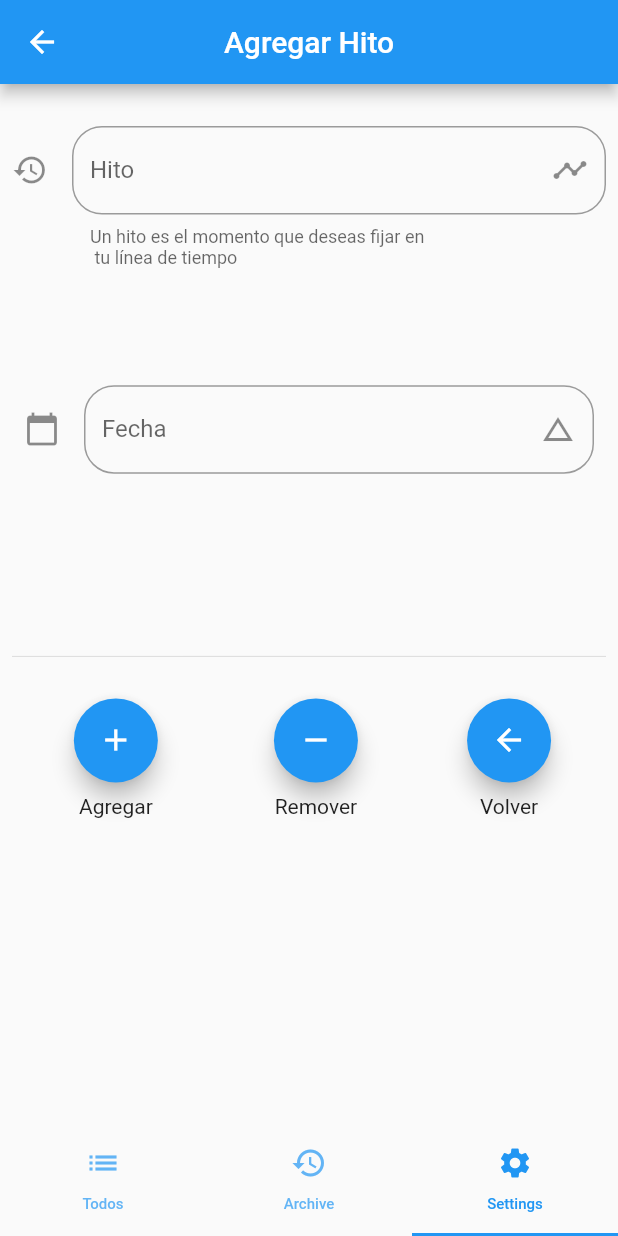
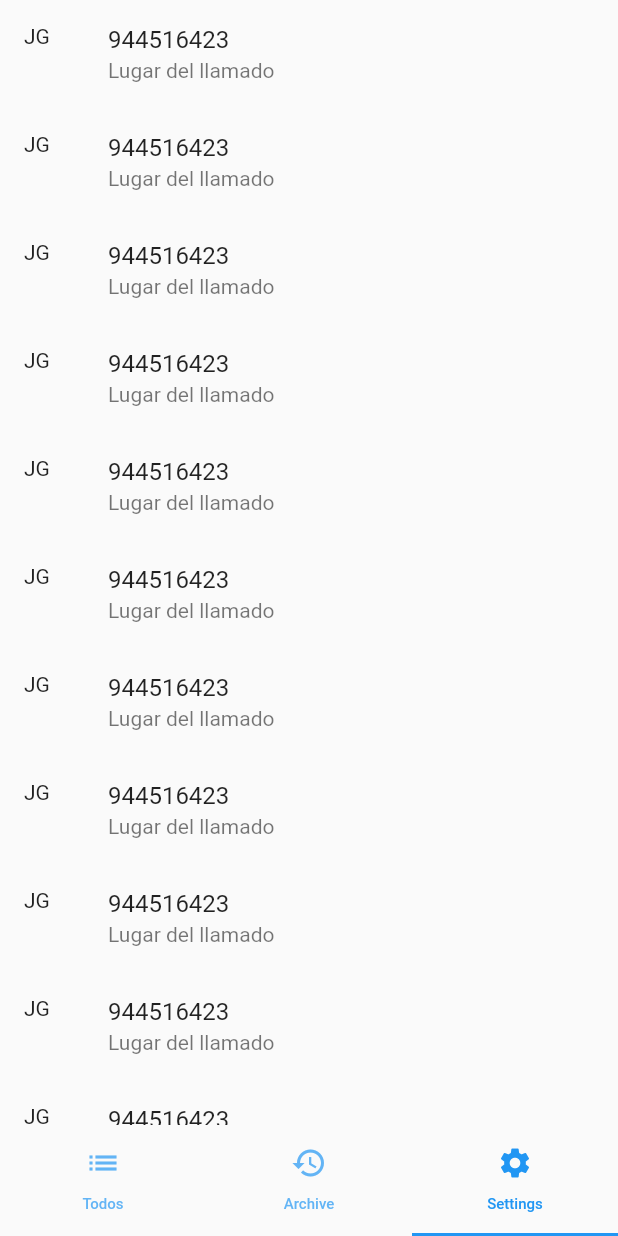
Before and after one commit to jpgotopo/firebase-authetication-login, a Flutter app: the MainTabsPage screen opened by its route, item 3 of the bottom bar chosen, on a phone screen of 412 x 824 dp. Run offline on Flutter 3.47's test engine with Material 2 defaults, Android fonts, the phone set to English and light mode, and no system bars; our stand-ins replace auto_size_text, firebase_auth, flare_flutter, flutter_local_notifications, flutter_swiper, rxdart and 1 more; missing offline and left inert: timeline_list; accounts and stored records are empty.

Commit message:
creando pagina de contactos

```diff
--- a/lib/pages/mainTabs.dart
+++ b/lib/pages/mainTabs.dart
@@ -1,6 +1,7 @@
 import 'package:flutter/material.dart';
 //import 'package:gpm_version_4/pages/settings.dart';
 import 'package:gpm_version_4/pages/todos.dart';
+import 'package:gpm_version_4/screens/contactos.dart';
 import 'package:gpm_version_4/screens/language_advance.dart';
 //import 'package:gpm_version_4/pages/todosArchive.dart';
 //import 'package:gpm_version_4/screens/callclarity.dart';
@@ -36,7 +37,8 @@ class MainTabsPage extends StatelessWidget {
               //CallPlace()
               //MissionaryScreen()
               //LanguageAdvance()
-              AddItem()
+              //AddItem()
+              ContactosGpm()
             ],
 
           ),
--- /dev/null
+++ b/lib/screens/contactos.dart
@@ -0,0 +1,32 @@
+import 'package:flutter/material.dart';
+import 'package:gpm_version_4/pages/login.dart';
+class ContactosGpm extends StatefulWidget {
+  @override
+  _ContactosGpmState createState() => _ContactosGpmState();
+}
+
+class _ContactosGpmState extends State<ContactosGpm> {
+  @override
+  Widget build(BuildContext context) {
+    final media = MediaQuery.of(context).size;
+    var isPortrait = MediaQuery.of(context).orientation == Orientation.portrait;
+    return Container(
+      height: media.height * 0.96,
+      width: media.width * 0.95,
+      child: ListView.builder(
+        itemCount: 30, //TODO cambiar aqui por el largo de la lista
+        itemBuilder: (BuildContext context, index){
+          return ListTile(
+            leading: Container(
+              height: media.height * 0.0375,
+              width: media.height * 0.0375,
+              child: Text('JG'), //TODO aqui van las iniciales del contacto
+            ),
+            title: Text('944516423'), //TODO aquí va  numero tomado de la base de datos si el nombre es nulo
+            subtitle: Text('Lugar del llamado'),
+          );
+        },
+      ),
+    );
+  }
+}
```
